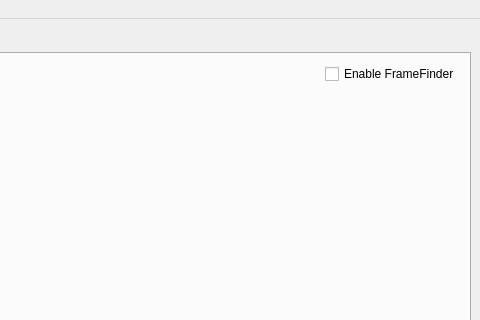
Old version of the form src/CellSorter/gui/mainwindow.ui in the repository mortbopet/RTOC; both pictures show x 320 to 800 and y 0 to 320 of the 800 by 600 pixel window.
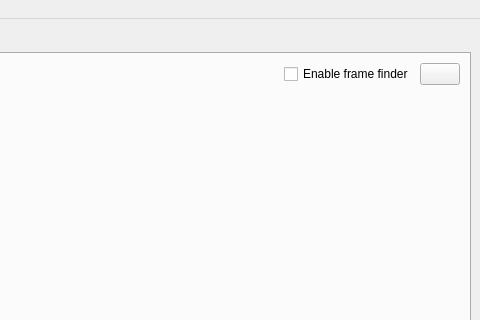
New version of the form.

Commit message: Add tooltip for frame finder checkbox

```diff
--- a/src/CellSorter/gui/mainwindow.ui
+++ b/src/CellSorter/gui/mainwindow.ui
@@ -101,7 +101,14 @@
             <item>
              <widget class="QCheckBox" name="enableFF">
               <property name="text">
-               <string>Enable FrameFinder</string>
+               <string>Enable frame finder</string>
+              </property>
+             </widget>
+            </item>
+            <item>
+             <widget class="QPushButton" name="ffhelp">
+              <property name="text">
+               <string/>
               </property>
              </widget>
             </item>
```
Left out of the diff: 2 changed lines with no effect on the pictures. The commit also changes 4 other files.
